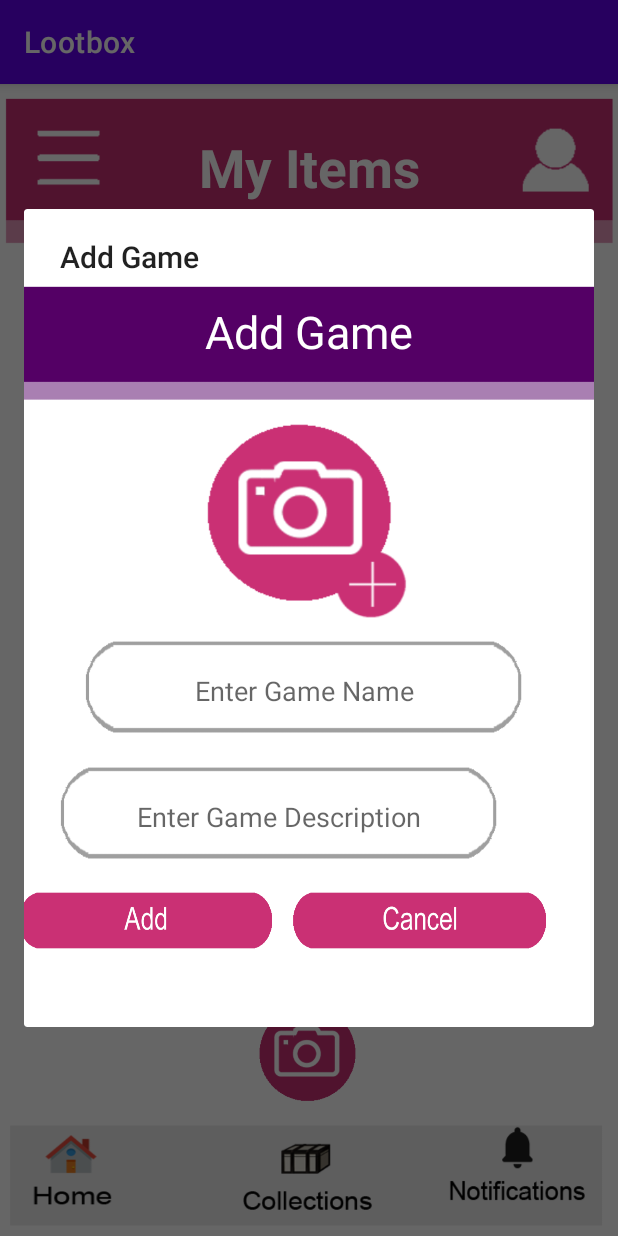
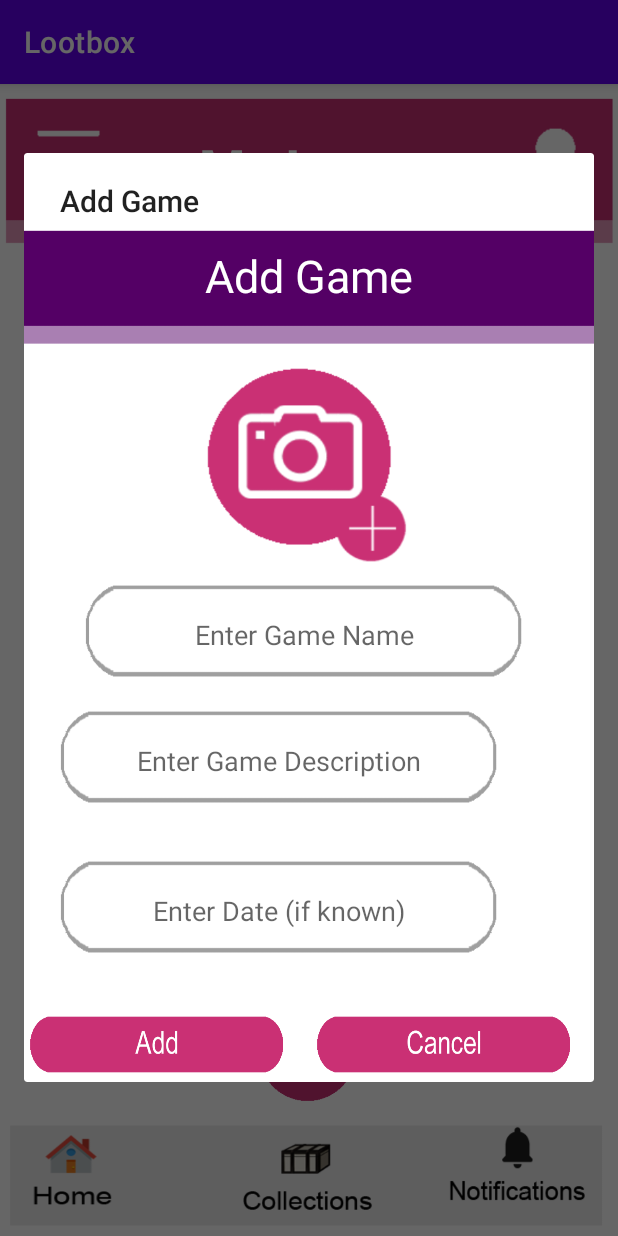
Before and after one commit to sibrinaVDW/Lootbox, an Android app: the ItemListActivity screen opened directly, with no data from a screen before it, after a tap on an icon or button, on a phone screen of 412 x 824 dp. Run offline under Robolectric (Android 15) with nearby library versions, the phone set to English and light mode, and no system bars.

Commit message:
Signin Update

```diff
--- a/app/src/main/res/layout/activity_item_list_item.xml
+++ b/app/src/main/res/layout/activity_item_list_item.xml
@@ -38,6 +38,15 @@
             android:layout_margin="5dp"
             android:textColor="#a9a9a9"></TextView>
 
+        <TextView
+            android:layout_width="wrap_content"
+            android:layout_height="wrap_content"
+            android:id="@+id/txtDate"
+            android:text="sub Text"
+            android:textSize="18dp"
+            android:layout_margin="5dp"
+            android:textColor="#a9a9a9"></TextView>
+
     </LinearLayout>
 
 </LinearLayout>
--- a/app/src/main/res/layout/activity_login.xml
+++ b/app/src/main/res/layout/activity_login.xml
@@ -107,7 +107,7 @@
         android:layout_marginBottom="68dp"
         android:background="@android:color/transparent"
         android:text="Sign Up"
-        android:textColor="@color/black"
+        android:textColor="@drawable/button_text_color"
         app:layout_constraintBottom_toBottomOf="parent"
         app:layout_constraintEnd_toEndOf="parent"
         app:layout_constraintHorizontal_bias="0.855"
--- a/app/src/main/res/layout/itempopup.xml
+++ b/app/src/main/res/layout/itempopup.xml
@@ -55,6 +55,21 @@
         app:layout_constraintEnd_toEndOf="parent"
         app:layout_constraintTop_toBottomOf="@+id/txtEnterGameName" />
 
+    <EditText
+        android:id="@+id/EnterDate"
+        android:layout_width="300dp"
+        android:layout_height="80dp"
+        android:layout_marginTop="104dp"
+        android:layout_marginEnd="60dp"
+        android:background="@drawable/signin_text_box"
+        android:ems="10"
+        android:hint="Enter Date (if known)"
+        android:inputType="textPersonName"
+        android:textAlignment="center"
+        android:textColor="#000000"
+        app:layout_constraintEnd_toEndOf="parent"
+        app:layout_constraintTop_toBottomOf="@+id/txtEnterGameName" />
+
     <TextView
         android:id="@+id/txtHeader"
         android:layout_width="295dp"
@@ -72,21 +87,21 @@
         android:id="@+id/btnAddGameToList"
         android:layout_width="175dp"
         android:layout_height="50dp"
-        android:layout_marginTop="4dp"
-        android:layout_marginEnd="8dp"
+        android:layout_marginTop="24dp"
+        android:layout_marginEnd="16dp"
         android:background="@drawable/add_button"
         app:layout_constraintEnd_toStartOf="@+id/btnCancelAdd"
-        app:layout_constraintTop_toBottomOf="@+id/txtEnterGameDescription" />
+        app:layout_constraintTop_toBottomOf="@+id/EnterDate" />
 
     <ImageButton
         android:id="@+id/btnCancelAdd"
         android:layout_width="175dp"
         android:layout_height="50dp"
-        android:layout_marginTop="4dp"
-        android:layout_marginEnd="28dp"
+        android:layout_marginTop="24dp"
+        android:layout_marginEnd="12dp"
         android:background="@drawable/cancel_button"
         app:layout_constraintEnd_toEndOf="parent"
-        app:layout_constraintTop_toBottomOf="@+id/txtEnterGameDescription" />
+        app:layout_constraintTop_toBottomOf="@+id/EnterDate" />
 
     <ImageButton
         android:id="@+id/imgGameImage"
```
Also changed, not shown: app/src/main/res/layout/recycler_view_item.xml (deleted, +0 -52 lines), app/src/main/res/layout/recycler_view_item_1.xml (deleted, +0 -20 lines).
